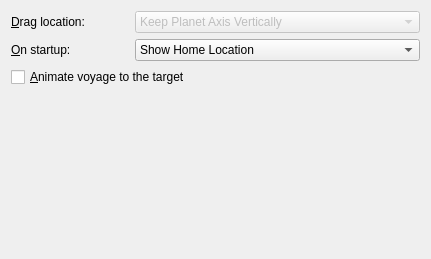
This is src/lib/MarbleNavigationSettingsWidget.ui in KDE/marble as Qt 5 draws it before an edit. The edited form follows.
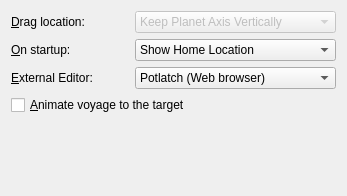
This is the edited form.

Commit message: Adds an "Edit Map Externally" menu item in the main application (currently Qt only) that does either: - open a web browser using potlatch (flash based osm builtin map editor) at the current view (default) - execute josm or merkaartor (whichever is enabled in settings) - update a running josm or merkaartor if they opened a server at localhost:8111

The edit to the form file:
```diff
--- a/src/lib/MarbleNavigationSettingsWidget.ui
+++ b/src/lib/MarbleNavigationSettingsWidget.ui
@@ -1,24 +1,24 @@
 <ui version="4.0" >
  <class>MarbleNavigationSettingsWidget</class>
- <widget class="QWidget" name="MarbleNavigationSettingsWidget" >
-  <property name="geometry" >
+ <widget class="QWidget" name="MarbleNavigationSettingsWidget">
+  <property name="geometry">
    <rect>
     <x>0</x>
     <y>0</y>
-    <width>431</width>
-    <height>259</height>
+    <width>347</width>
+    <height>196</height>
    </rect>
   </property>
   <property name="windowTitle" >
    <string>Marble Cache Settings</string>
   </property>
-  <layout class="QVBoxLayout" >
+  <layout class="QVBoxLayout" name="verticalLayout">
    <item>
-    <layout class="QGridLayout" >
-     <item row="0" column="0" >
-      <widget class="QLabel" name="label_dragLocation" >
-       <property name="sizePolicy" >
-        <sizepolicy vsizetype="Preferred" hsizetype="Maximum" >
+    <layout class="QFormLayout" name="formLayout">
+     <item row="0" column="0">
+      <widget class="QLabel" name="label_dragLocation">
+       <property name="sizePolicy">
+        <sizepolicy hsizetype="Maximum" vsizetype="Preferred">
          <horstretch>0</horstretch>
          <verstretch>0</verstretch>
         </sizepolicy>
@@ -37,9 +37,9 @@
        </property>
       </widget>
      </item>
-     <item row="0" column="1" >
-      <widget class="QComboBox" name="kcfg_dragLocation" >
-       <property name="enabled" >
+     <item row="0" column="1">
+      <widget class="QComboBox" name="kcfg_dragLocation">
+       <property name="enabled">
         <bool>false</bool>
        </property>
        <property name="toolTip" >
@@ -83,10 +83,10 @@
        </property>
       </widget>
      </item>
-     <item row="1" column="1" >
-      <widget class="QComboBox" name="kcfg_onStartup" >
-       <property name="toolTip" >
-        <string>&lt;html>&lt;head>&lt;meta name="qrichtext" content="1" />&lt;style type="text/css">
+     <item row="1" column="1">
+      <widget class="QComboBox" name="kcfg_onStartup">
+       <property name="toolTip">
+        <string>&lt;html&gt;&lt;head&gt;&lt;meta name=&quot;qrichtext&quot; content=&quot;1&quot; /&gt;&lt;style type=&quot;text/css&quot;&gt;
 p, li { white-space: pre-wrap; }
 &lt;/style>&lt;/head>&lt;body style=" font-family:'Sans Serif'; font-size:9pt; font-weight:400; font-style:normal;">
 &lt;p style=" margin-top:0px; margin-bottom:0px; margin-left:0px; margin-right:0px; -qt-block-indent:0; text-indent:0px;">By default Marble will display the home location immediately after the application has started. As an alternative it can also show the last position that was active when the user left the application. &lt;/p>&lt;/body>&lt;/html></string>
@@ -103,12 +103,56 @@
        </item>
       </widget>
      </item>
+     <item row="2" column="0">
+      <widget class="QLabel" name="label_externalEditor">
+       <property name="sizePolicy">
+        <sizepolicy hsizetype="Maximum" vsizetype="Preferred">
+         <horstretch>0</horstretch>
+         <verstretch>0</verstretch>
+        </sizepolicy>
+       </property>
+       <property name="minimumSize">
+        <size>
+         <width>118</width>
+         <height>0</height>
+        </size>
+       </property>
+       <property name="text">
+        <string>&amp;External Editor:</string>
+       </property>
+       <property name="buddy">
+        <cstring>kcfg_onStartup</cstring>
+       </property>
+      </widget>
+     </item>
+     <item row="2" column="1">
+      <widget class="QComboBox" name="kcfg_externalEditor">
+       <property name="toolTip">
+        <string>&lt;p&gt;The application that is launched to edit maps. Potlatch (default) requires a web browser with flash support to be installed. When selecting josm or merkaartor, make sure that the respective application is installed.&lt;/p&gt;</string>
+       </property>
+       <item>
+        <property name="text">
+         <string>Potlatch (Web browser)</string>
+        </property>
+       </item>
+       <item>
+        <property name="text">
+         <string>JOSM</string>
+        </property>
+       </item>
+       <item>
+        <property name="text">
+         <string>Merkaartor</string>
+        </property>
+       </item>
+      </widget>
+     </item>
     </layout>
    </item>
    <item>
-    <widget class="QCheckBox" name="kcfg_animateTargetVoyage" >
-     <property name="toolTip" >
-      <string>&lt;html>&lt;head>&lt;meta name="qrichtext" content="1" />&lt;style type="text/css">
+    <widget class="QCheckBox" name="kcfg_animateTargetVoyage">
+     <property name="toolTip">
+      <string>&lt;html&gt;&lt;head&gt;&lt;meta name=&quot;qrichtext&quot; content=&quot;1&quot; /&gt;&lt;style type=&quot;text/css&quot;&gt;
 p, li { white-space: pre-wrap; }
 &lt;/style>&lt;/head>&lt;body style=" font-family:'Sans Serif'; font-size:9pt; font-weight:400; font-style:normal;">
 &lt;p style=" margin-top:0px; margin-bottom:0px; margin-left:0px; margin-right:0px; -qt-block-indent:0; text-indent:0px;">When searching for a location Marble can either move instantly to the new location or it can show a travel animation from the previous place to the new place.&lt;/p>&lt;/body>&lt;/html></string>
```
Left out of the diff: 57 changed lines with no effect on the pictures. The commit also changes 11 other files.
